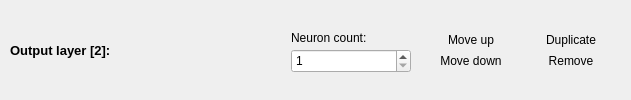
The window that ApplicationUi/LayerEditWidget.ui (kacerpetr/NNCreator) describes before a commit, drawn with Qt 5.
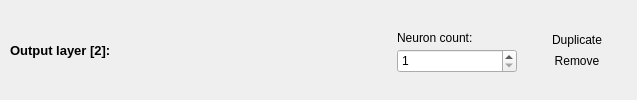
The same window after the commit. Icons and pictures are not drawn.

What changed in the file:
```diff
--- a/ApplicationUi/LayerEditWidget.ui
+++ b/ApplicationUi/LayerEditWidget.ui
@@ -9,10 +9,16 @@
    <rect>
     <x>0</x>
     <y>0</y>
-    <width>631</width>
+    <width>637</width>
     <height>100</height>
    </rect>
   </property>
+  <property name="sizePolicy">
+   <sizepolicy hsizetype="Preferred" vsizetype="Preferred">
+    <horstretch>0</horstretch>
+    <verstretch>0</verstretch>
+   </sizepolicy>
+  </property>
   <property name="minimumSize">
    <size>
     <width>0</width>
@@ -182,115 +188,6 @@
         </item>
        </layout>
       </item>
-      <item>
-       <layout class="QVBoxLayout" name="moveLayout">
-        <property name="spacing">
-         <number>0</number>
-        </property>
-        <item>
-         <spacer name="verticalSpacer2">
-          <property name="orientation">
-           <enum>Qt::Vertical</enum>
-          </property>
-          <property name="sizeHint" stdset="0">
-           <size>
-            <width>20</width>
-            <height>40</height>
-           </size>
-          </property>
-         </spacer>
-        </item>
-        <item>
-         <widget class="QToolButton" name="moveUpButton">
-          <property name="minimumSize">
-           <size>
-            <width>100</width>
-            <height>0</height>
-           </size>
-          </property>
-          <property name="maximumSize">
-           <size>
-            <width>110</width>
-            <height>16777215</height>
-           </size>
-          </property>
-          <property name="text">
-           <string>Move up</string>
-          </property>
-          <property name="icon">
-           <iconset resource="../styles.qrc">
-            <normaloff>:/up22</normaloff>:/up22</iconset>
-          </property>
-          <property name="iconSize">
-           <size>
-            <width>22</width>
-            <height>22</height>
-           </size>
-          </property>
-          <property name="popupMode">
-           <enum>QToolButton::DelayedPopup</enum>
-          </property>
-          <property name="toolButtonStyle">
-           <enum>Qt::ToolButtonFollowStyle</enum>
-          </property>
-          <property name="autoRaise">
-           <bool>true</bool>
-          </property>
-         </widget>
-        </item>
-        <item>
-         <widget class="QToolButton" name="moveDownButton">
-          <property name="minimumSize">
-           <size>
-            <width>100</width>
-            <height>0</height>
-           </size>
-          </property>
-          <property name="maximumSize">
-           <size>
-            <width>110</width>
-            <height>16777215</height>
-           </size>
-          </property>
-          <property name="text">
-           <string>Move down</string>
-          </property>
-          <property name="icon">
-           <iconset resource="../styles.qrc">
-            <normaloff>:/down22</normaloff>:/down22</iconset>
-          </property>
-          <property name="iconSize">
-           <size>
-            <width>22</width>
-            <height>22</height>
-           </size>
-          </property>
-          <property name="popupMode">
-           <enum>QToolButton::DelayedPopup</enum>
-          </property>
-          <property name="toolButtonStyle">
-           <enum>Qt::ToolButtonFollowStyle</enum>
-          </property>
-          <property name="autoRaise">
-           <bool>true</bool>
-          </property>
-         </widget>
-        </item>
-        <item>
-         <spacer name="verticalSpacer1">
-          <property name="orientation">
-           <enum>Qt::Vertical</enum>
-          </property>
-          <property name="sizeHint" stdset="0">
-           <size>
-            <width>20</width>
-            <height>40</height>
-           </size>
-          </property>
-         </spacer>
-        </item>
-       </layout>
-      </item>
       <item>
        <layout class="QVBoxLayout" name="editLayout">
         <property name="spacing">
```
